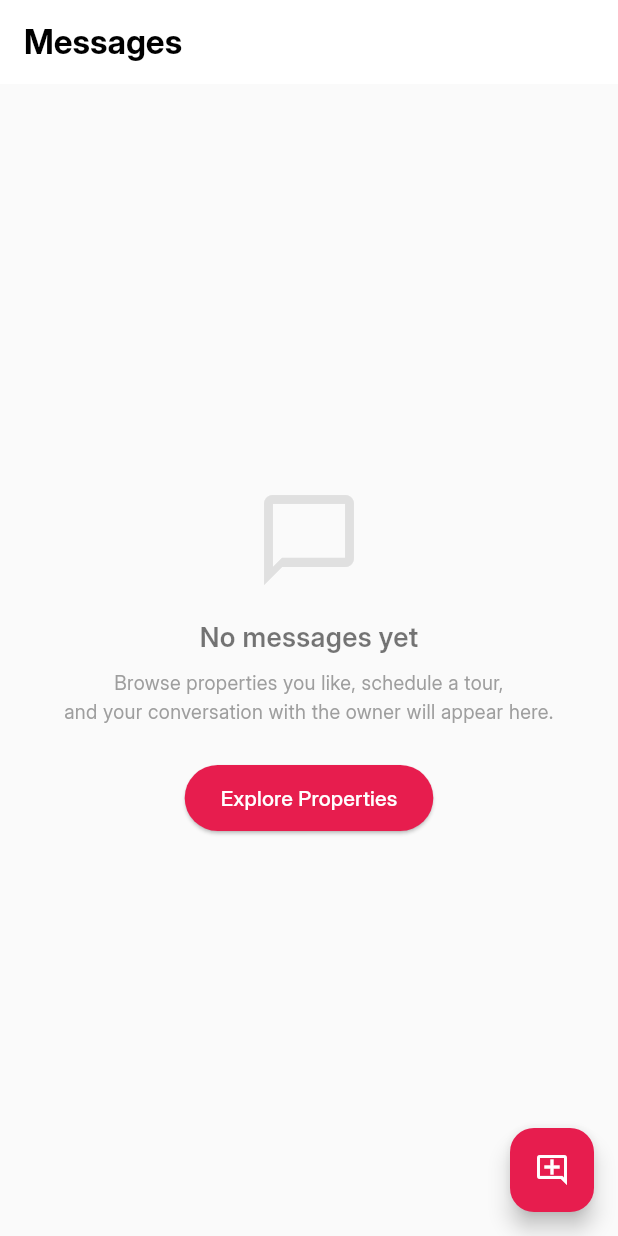
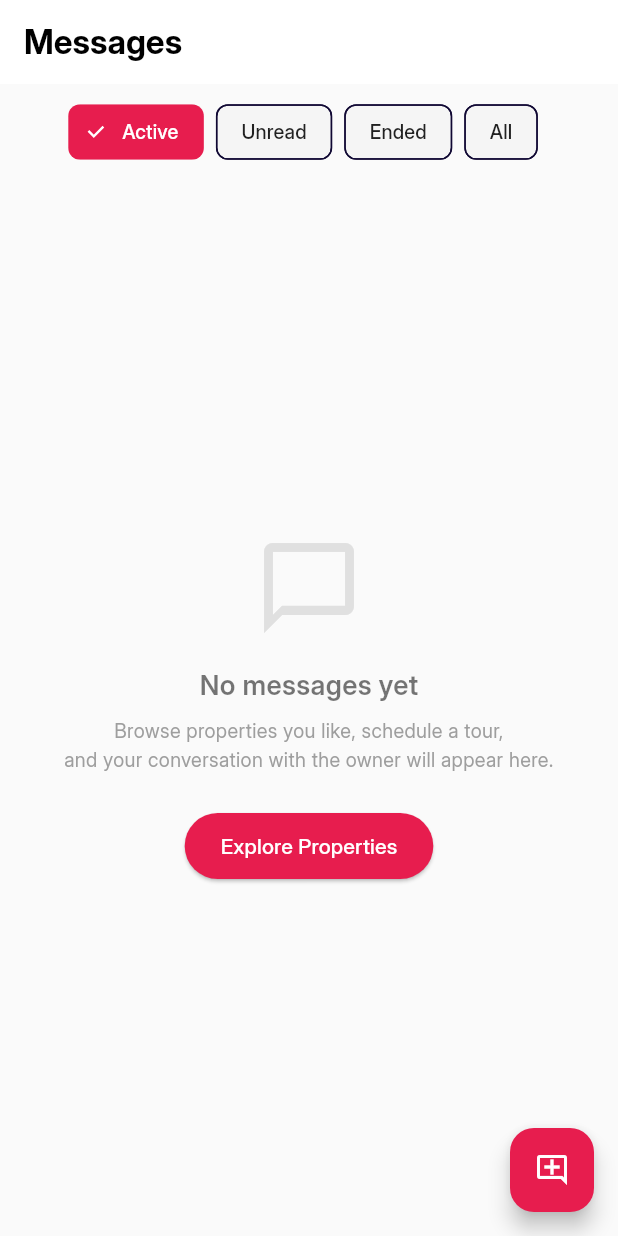
Before and after one commit to SeaHuyty/zoneer-mobile, a Flutter app: the ConversationListScreen screen opened directly, on a phone screen of 412 x 824 dp. Run offline on Flutter 3.47's test engine with Material 3 defaults, Android fonts, the phone set to English and light mode, and no system bars; our stand-ins replace app_links, cached_network_image, device_preview, flutter_dotenv, flutter_map, flutter_riverpod and 11 more; accounts and stored records are empty; project files that could hold a hidden picture were left out.

Commit message:
feat: add Active/Unread/Ended/All filter chips to ConversationListScreen

```diff
--- a/lib/features/messaging/views/screens/conversation_list_screen.dart
+++ b/lib/features/messaging/views/screens/conversation_list_screen.dart
@@ -17,11 +17,14 @@ class ConversationListScreen extends ConsumerStatefulWidget {
       _ConversationListScreenState();
 }
 
+enum ConversationFilter { active, unread, ended, all }
+
 class _ConversationListScreenState
     extends ConsumerState<ConversationListScreen> {
   RealtimeChannel? _conversationsChannel;
   Timer? _refreshDebounce;
   String? _currentUserId;
+  ConversationFilter _selectedFilter = ConversationFilter.active;
 
   @override
   void initState() {
@@ -118,6 +121,18 @@ class _ConversationListScreenState
     super.dispose();
   }
 
+  List<ConversationWithUserModel> _applyFilter(
+      List<ConversationWithUserModel> all) {
+    return switch (_selectedFilter) {
+      ConversationFilter.active =>
+        all.where((c) => c.conversation.status == 'active').toList(),
+      ConversationFilter.unread => all.where((c) => c.hasUnread).toList(),
+      ConversationFilter.ended =>
+        all.where((c) => c.conversation.status == 'ended').toList(),
+      ConversationFilter.all => all,
+    };
+  }
+
   String _formatTimestamp(DateTime? dt) {
     if (dt == null) return '';
     final now = DateTime.now();
@@ -204,6 +219,22 @@ class _ConversationListScreenState
                           color: Colors.black87,
                         ),
                       ),
+                      if (conversation.conversation.status == 'ended') ...[
+                        const SizedBox(width: 6),
+                        Container(
+                          padding: const EdgeInsets.symmetric(
+                              horizontal: 6, vertical: 2),
+                          decoration: BoxDecoration(
+                            color: Colors.grey[200],
+                            borderRadius: BorderRadius.circular(8),
+                          ),
+                          child: const Text(
+                            'Ended',
+                            style:
+                                TextStyle(fontSize: 10, color: Colors.grey),
+                          ),
+                        ),
+                      ],
                       const Spacer(),
                       Text(
                         timestampText,
@@ -408,23 +439,62 @@ class _ConversationListScreenState
         backgroundColor: AppColors.primary,
         child: const Icon(Icons.add_comment_outlined, color: Colors.white),
       ),
-      body: conversationAsync.when(
-        loading: () => const Center(child: CircularProgressIndicator()),
-        error: (error, _) => Center(child: Text(error.toString())),
+      body: Column(
+        children: [
+          SingleChildScrollView(
+            scrollDirection: Axis.horizontal,
+            padding:
+                const EdgeInsets.symmetric(horizontal: 12, vertical: 8),
+            child: Row(
+              children: ConversationFilter.values.map((filter) {
+                final label = switch (filter) {
+                  ConversationFilter.active => 'Active',
+                  ConversationFilter.unread => 'Unread',
+                  ConversationFilter.ended => 'Ended',
+                  ConversationFilter.all => 'All',
+                };
+                final isSelected = _selectedFilter == filter;
+                return Padding(
+                  padding: const EdgeInsets.only(right: 8),
+                  child: ChoiceChip(
+                    label: Text(label),
+                    selected: isSelected,
+                    selectedColor: AppColors.primary,
+                    labelStyle: TextStyle(
+                      color: isSelected ? Colors.white : Colors.black87,
+                      fontSize: 13,
+                    ),
+                    onSelected: (_) =>
+                        setState(() => _selectedFilter = filter),
+                  ),
+                );
+              }).toList(),
+            ),
+          ),
+          Expanded(
+            child: conversationAsync.when(
+              loading: () =>
+                  const Center(child: CircularProgressIndicator()),
+              error: (error, _) =>
+                  Center(child: Text(error.toString())),
               data: (conversations) {
-          if (conversations.isEmpty) {
+                final filtered = _applyFilter(conversations);
+                if (filtered.isEmpty) {
                   return _buildEmptyState();
                 }
 
                 return ListView.builder(
                   padding: const EdgeInsets.symmetric(vertical: 8),
-            itemCount: conversations.length,
+                  itemCount: filtered.length,
                   itemBuilder: (context, index) {
-              return _buildConversationCard(conversations[index]);
+                    return _buildConversationCard(filtered[index]);
                   },
                 );
               },
             ),
+          ),
+        ],
+      ),
     );
   }
 }
```
Lines whose indentation alone changed are shown as unchanged.
